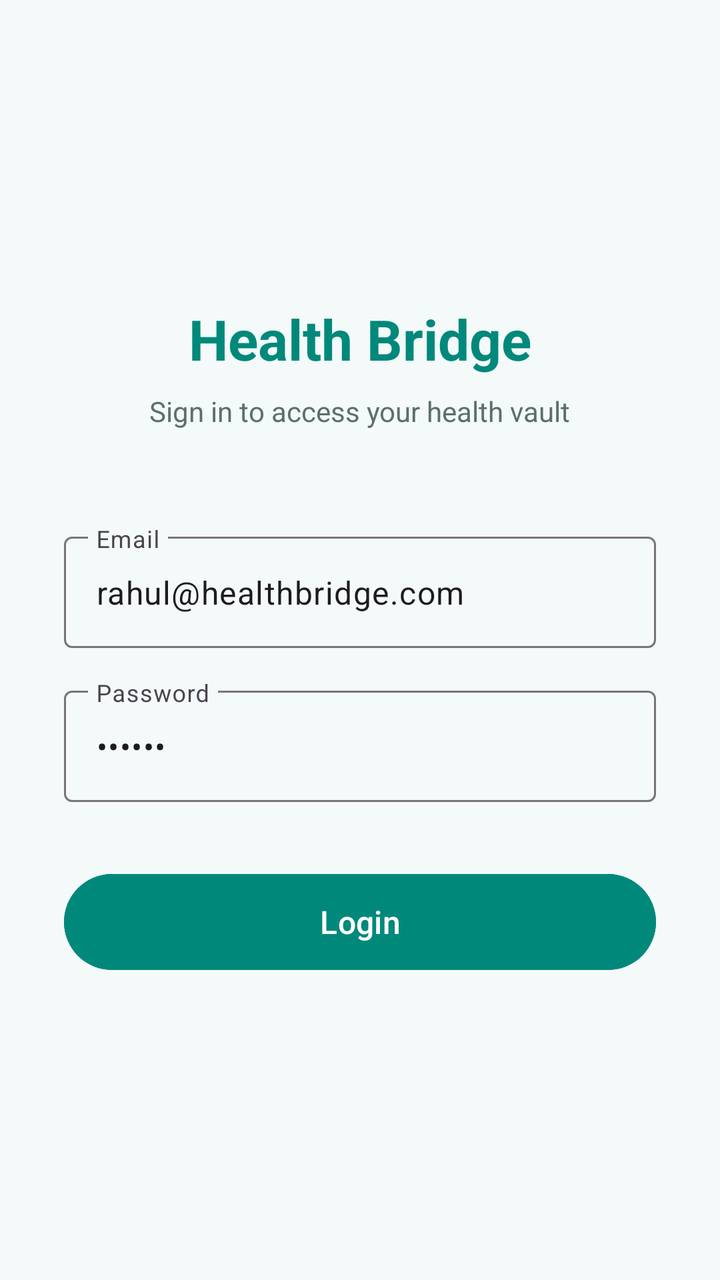
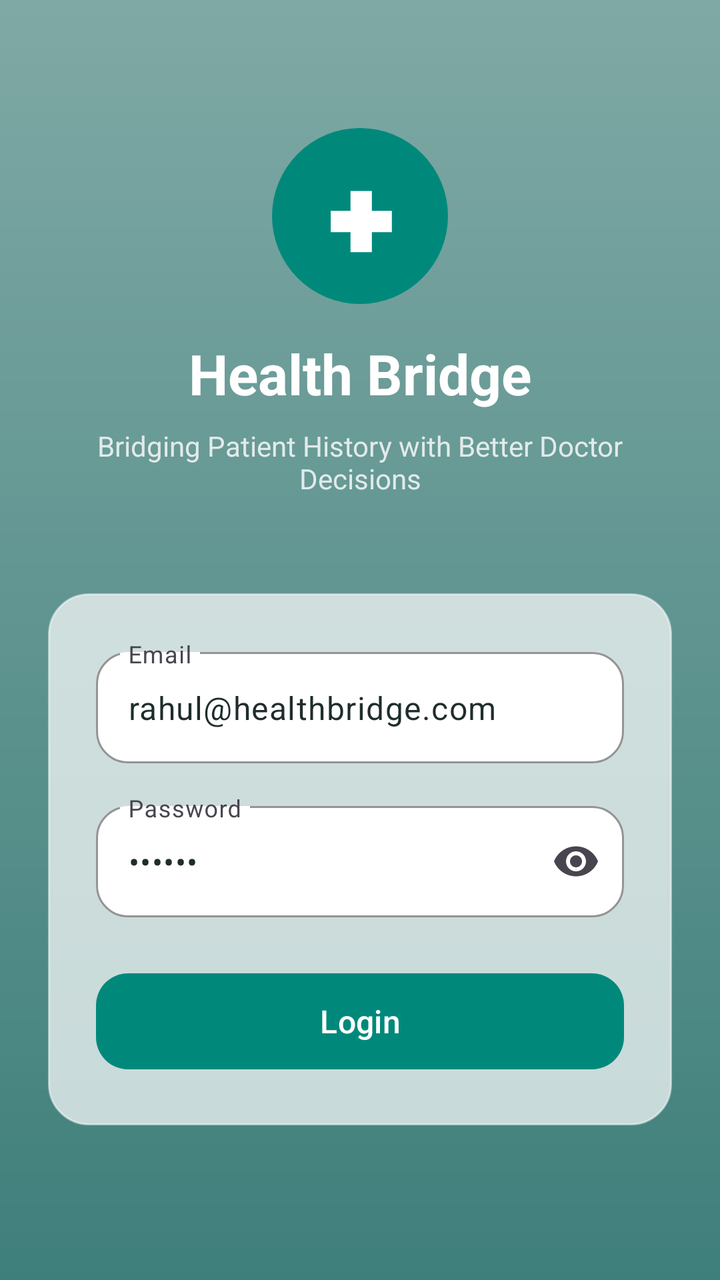

Screens rendered from an Android XML layout before and after an edit, with the pre-edit source and the edit as a unified diff.
<!-- AndroidManifest.xml: application theme Theme.HealthBridge -->
<!-- res/layout/activity_login.xml -->
<?xml version="1.0" encoding="utf-8"?>
<ScrollView xmlns:android="http://schemas.android.com/apk/res/android"
    android:layout_width="match_parent"
    android:layout_height="match_parent"
    android:fillViewport="true"
    android:background="@color/hb_card_solid">

    <LinearLayout
        android:layout_width="match_parent"
        android:layout_height="wrap_content"
        android:orientation="vertical"
        android:gravity="center"
        android:padding="32dp">

        
        <TextView
            android:layout_width="wrap_content"
            android:layout_height="wrap_content"
            android:text="@string/app_name"
            android:textSize="28sp"
            android:textStyle="bold"
            android:textColor="@color/hb_teal_primary"
            android:layout_marginBottom="8dp" />

        <TextView
            android:layout_width="wrap_content"
            android:layout_height="wrap_content"
            android:text="@string/login_subtitle"
            android:textSize="14sp"
            android:textColor="@color/hb_text_secondary"
            android:layout_marginBottom="48dp" />

        
        <com.google.android.material.textfield.TextInputLayout
            android:layout_width="match_parent"
            android:layout_height="wrap_content"
            android:layout_marginBottom="16dp"
            android:hint="@string/hint_email">

            <com.google.android.material.textfield.TextInputEditText
                android:id="@+id/editEmail"
                android:layout_width="match_parent"
                android:layout_height="wrap_content"
                android:inputType="textEmailAddress"
                android:text="rahul@healthbridge.com" />
        </com.google.android.material.textfield.TextInputLayout>

        
        <com.google.android.material.textfield.TextInputLayout
            android:layout_width="match_parent"
            android:layout_height="wrap_content"
            android:layout_marginBottom="32dp"
            android:hint="@string/hint_password">

            <com.google.android.material.textfield.TextInputEditText
                android:id="@+id/editPassword"
                android:layout_width="match_parent"
                android:layout_height="wrap_content"
                android:inputType="textPassword"
                android:text="123456" />
        </com.google.android.material.textfield.TextInputLayout>

        
        <com.google.android.material.button.MaterialButton
            android:id="@+id/btnLogin"
            android:layout_width="match_parent"
            android:layout_height="56dp"
            android:text="@string/btn_login"
            android:textSize="16sp"
            android:backgroundTint="@color/hb_teal_primary" />

        
        <ProgressBar
            android:id="@+id/progressLogin"
            android:layout_width="wrap_content"
            android:layout_height="wrap_content"
            android:layout_marginTop="16dp"
            android:visibility="gone" />

    </LinearLayout>

</ScrollView>
<!-- resources referenced by this layout -->
<resources>
  <color name="hb_card_solid">#F4FAF9</color>
  <color name="hb_teal_primary">#00897B</color>
  <color name="hb_text_secondary">#5C6F6C</color>
  <string name="app_name">Health Bridge</string>
  <string name="btn_login">Login</string>
  <string name="hint_email">Email</string>
  <string name="hint_password">Password</string>
  <string name="login_subtitle">Sign in to access your health vault</string>
  <style name="Theme.HealthBridge" parent="Theme.Material3.Light.NoActionBar">
          <item name="colorPrimary">@color/hb_teal_primary</item>
          <item name="colorPrimaryDark">@color/hb_teal_dark</item>
          <item name="colorAccent">@color/hb_teal_primary</item>
          <item name="android:statusBarColor">@color/hb_teal_deep</item>
          <item name="android:navigationBarColor">@color/hb_teal_deep</item>
          <item name="android:windowBackground">@color/hb_card_solid</item>
      </style>
  <color name="hb_teal_dark">#00695C</color>
  <color name="hb_teal_deep">#004D40</color>
</resources>

<!-- the commit's change to res/layout/activity_login.xml (unified diff, before → after) -->
@@ -1,16 +1,39 @@
 <?xml version="1.0" encoding="utf-8"?>
 <ScrollView xmlns:android="http://schemas.android.com/apk/res/android"
+    xmlns:app="http://schemas.android.com/apk/res-auto"
     android:layout_width="match_parent"
     android:layout_height="match_parent"
     android:fillViewport="true"
-    android:background="@color/hb_card_solid">
+    android:background="@drawable/bg_gradient">
 
     <LinearLayout
         android:layout_width="match_parent"
         android:layout_height="wrap_content"
         android:orientation="vertical"
-        android:gravity="center"
-        android:padding="32dp">
+        android:gravity="center_horizontal"
+        android:paddingStart="24dp"
+        android:paddingEnd="24dp"
+        android:paddingTop="64dp"
+        android:paddingBottom="32dp">
+
+        
+        <FrameLayout
+            android:layout_width="88dp"
+            android:layout_height="88dp"
+            android:background="@drawable/bg_login_logo_circle"
+            android:layout_marginBottom="16dp"
+            android:contentDescription="@string/login_logo_description">
+
+            <TextView
+                android:layout_width="wrap_content"
+                android:layout_height="wrap_content"
+                android:layout_gravity="center"
+                android:text="✚"
+                android:textSize="40sp"
+                android:textStyle="bold"
+                android:textColor="@color/hb_text_on_dark"
+                android:importantForAccessibility="no" />
+        </FrameLayout>
 
         
         <TextView
@@ -19,62 +42,97 @@
             android:text="@string/app_name"
             android:textSize="28sp"
             android:textStyle="bold"
-            android:textColor="@color/hb_teal_primary"
+            android:textColor="@color/hb_text_on_dark"
             android:layout_marginBottom="8dp" />
 
+        
         <TextView
             android:layout_width="wrap_content"
             android:layout_height="wrap_content"
-            android:text="@string/login_subtitle"
+            android:text="@string/login_tagline"
             android:textSize="14sp"
-            android:textColor="@color/hb_text_secondary"
+            android:textColor="@color/hb_text_on_dark"
+            android:alpha="0.8"
+            android:gravity="center"
             android:layout_marginBottom="48dp" />
 
         
-        <com.google.android.material.textfield.TextInputLayout
+        <LinearLayout
             android:layout_width="match_parent"
             android:layout_height="wrap_content"
-            android:layout_marginBottom="16dp"
-            android:hint="@string/hint_email">
+            android:orientation="vertical"
+            android:background="@drawable/bg_glass_card"
+            android:padding="24dp">
 
-            <com.google.android.material.textfield.TextInputEditText
-                android:id="@+id/editEmail"
+            
+            <com.google.android.material.textfield.TextInputLayout
+                style="@style/Widget.Material3.TextInputLayout.OutlinedBox"
                 android:layout_width="match_parent"
                 android:layout_height="wrap_content"
-                android:inputType="textEmailAddress"
-                android:text="rahul@healthbridge.com" />
-        </com.google.android.material.textfield.TextInputLayout>
+                android:layout_marginBottom="16dp"
+                android:hint="@string/hint_email"
+                app:boxCornerRadiusTopStart="16dp"
+                app:boxCornerRadiusTopEnd="16dp"
+                app:boxCornerRadiusBottomStart="16dp"
+                app:boxCornerRadiusBottomEnd="16dp"
+                app:boxBackgroundColor="@android:color/white"
+                app:boxStrokeColor="@color/hb_teal_primary"
+                app:hintTextColor="@color/hb_teal_primary">
 
-        
-        <com.google.android.material.textfield.TextInputLayout
-            android:layout_width="match_parent"
-            android:layout_height="wrap_content"
-            android:layout_marginBottom="32dp"
-            android:hint="@string/hint_password">
+                <com.google.android.material.textfield.TextInputEditText
+                    android:id="@+id/editEmail"
+                    android:layout_width="match_parent"
+                    android:layout_height="wrap_content"
+                    android:inputType="textEmailAddress"
+                    android:textColor="@color/hb_text_primary"
+                    android:text="rahul@healthbridge.com" />
+            </com.google.android.material.textfield.TextInputLayout>
 
-            <com.google.android.material.textfield.TextInputEditText
-                android:id="@+id/editPassword"
+            
+            <com.google.android.material.textfield.TextInputLayout
+                style="@style/Widget.Material3.TextInputLayout.OutlinedBox"
                 android:layout_width="match_parent"
                 android:layout_height="wrap_content"
-                android:inputType="textPassword"
-                android:text="123456" />
-        </com.google.android.material.textfield.TextInputLayout>
+                android:layout_marginBottom="24dp"
+                android:hint="@string/hint_password"
+                app:boxCornerRadiusTopStart="16dp"
+                app:boxCornerRadiusTopEnd="16dp"
+                app:boxCornerRadiusBottomStart="16dp"
+                app:boxCornerRadiusBottomEnd="16dp"
+                app:boxBackgroundColor="@android:color/white"
+                app:boxStrokeColor="@color/hb_teal_primary"
+                app:hintTextColor="@color/hb_teal_primary"
+                app:endIconMode="password_toggle">
 
-        
-        <com.google.android.material.button.MaterialButton
-            android:id="@+id/btnLogin"
-            android:layout_width="match_parent"
-            android:layout_height="56dp"
-            android:text="@string/btn_login"
-            android:textSize="16sp"
-            android:backgroundTint="@color/hb_teal_primary" />
+                <com.google.android.material.textfield.TextInputEditText
+                    android:id="@+id/editPassword"
+                    android:layout_width="match_parent"
+                    android:layout_height="wrap_content"
+                    android:inputType="textPassword"
+                    android:textColor="@color/hb_text_primary"
+                    android:text="123456" />
+            </com.google.android.material.textfield.TextInputLayout>
+
+            
+            <com.google.android.material.button.MaterialButton
+                android:id="@+id/btnLogin"
+                android:layout_width="match_parent"
+                android:layout_height="56dp"
+                android:text="@string/btn_login"
+                android:textSize="16sp"
+                android:textAllCaps="false"
+                app:cornerRadius="16dp"
+                app:backgroundTint="@color/hb_teal_primary" />
+
+        </LinearLayout>
 
         
         <ProgressBar
             android:id="@+id/progressLogin"
             android:layout_width="wrap_content"
             android:layout_height="wrap_content"
-            android:layout_marginTop="16dp"
+            android:layout_marginTop="24dp"
+            android:indeterminateTint="@color/hb_text_on_dark"
             android:visibility="gone" />
 
     </LinearLayout>
<!-- resource entries referenced after the edit -->
@@ -2,12 +2,42 @@
 <resources>
   <color name="hb_card_solid">#F4FAF9</color>
   <color name="hb_teal_primary">#00897B</color>
-  <color name="hb_text_secondary">#5C6F6C</color>
+  <color name="hb_text_on_dark">#FFFFFF</color>
+  <color name="hb_text_primary">#1F2D2B</color>
+  <!-- drawable bg_glass_card (drawable) -->
+  <?xml version="1.0" encoding="utf-8"?>
+  <shape xmlns:android="http://schemas.android.com/apk/res/android"
+      android:shape="rectangle">
+      <solid android:color="@color/hb_glass_fill" />
+      <corners android:radius="20dp" />
+      <stroke
+          android:width="1dp"
+          android:color="@color/hb_glass_stroke" />
+  </shape>
+  <!-- drawable bg_gradient (drawable) -->
+  <?xml version="1.0" encoding="utf-8"?>
+  <shape xmlns:android="http://schemas.android.com/apk/res/android">
+      <gradient
+          android:angle="270"
+          android:startColor="@color/hb_bg_top"
+          android:endColor="@color/hb_bg_bottom"
+          android:type="linear" />
+  </shape>
+  <!-- drawable bg_login_logo_circle (drawable) -->
+  <?xml version="1.0" encoding="utf-8"?>
+  <shape xmlns:android="http://schemas.android.com/apk/res/android"
+      android:shape="oval">
+      <solid android:color="@color/hb_teal_primary" />
+      <size
+          android:width="88dp"
+          android:height="88dp" />
+  </shape>
   <string name="app_name">Health Bridge</string>
   <string name="btn_login">Login</string>
   <string name="hint_email">Email</string>
   <string name="hint_password">Password</string>
-  <string name="login_subtitle">Sign in to access your health vault</string>
+  <string name="login_logo_description">Health Bridge Logo</string>
+  <string name="login_tagline">Bridging Patient History with Better Doctor Decisions</string>
   <style name="Theme.HealthBridge" parent="Theme.Material3.Light.NoActionBar">
           <item name="colorPrimary">@color/hb_teal_primary</item>
           <item name="colorPrimaryDark">@color/hb_teal_dark</item>
@@ -16,6 +46,10 @@
           <item name="android:navigationBarColor">@color/hb_teal_deep</item>
           <item name="android:windowBackground">@color/hb_card_solid</item>
       </style>
+  <color name="hb_glass_fill">#B3FFFFFF</color>
+  <color name="hb_glass_stroke">#80FFFFFF</color>
+  <color name="hb_bg_top">#7FA9A5</color>
+  <color name="hb_bg_bottom">#3F7F7B</color>
   <color name="hb_teal_dark">#00695C</color>
   <color name="hb_teal_deep">#004D40</color>
 </resources>
